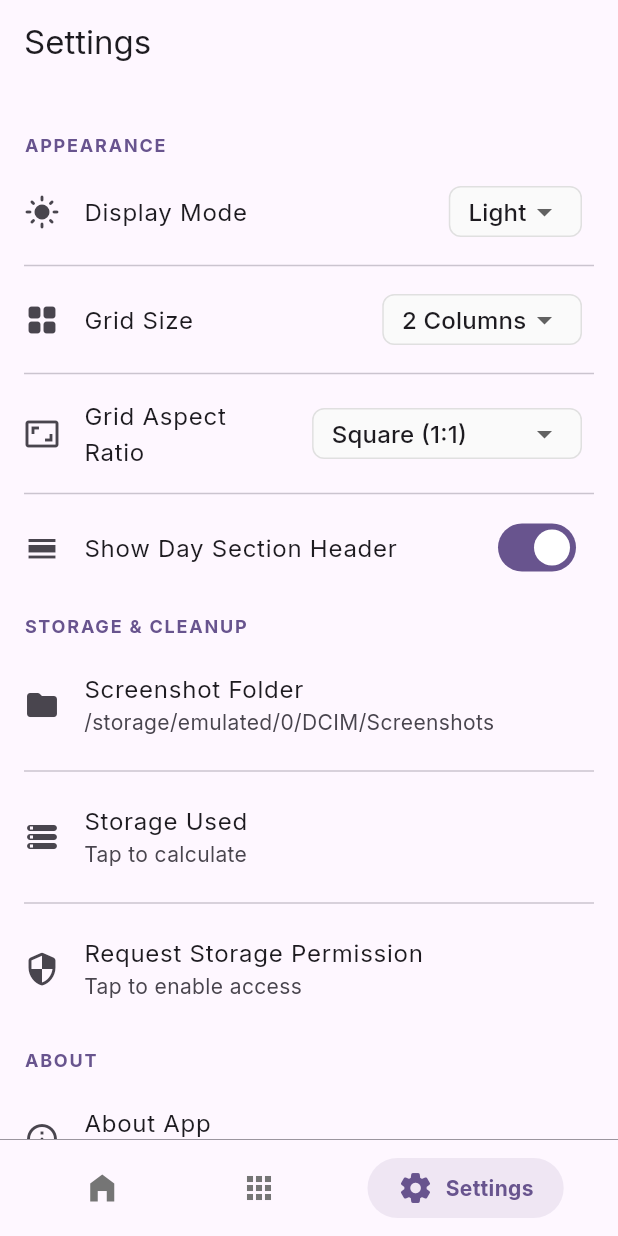
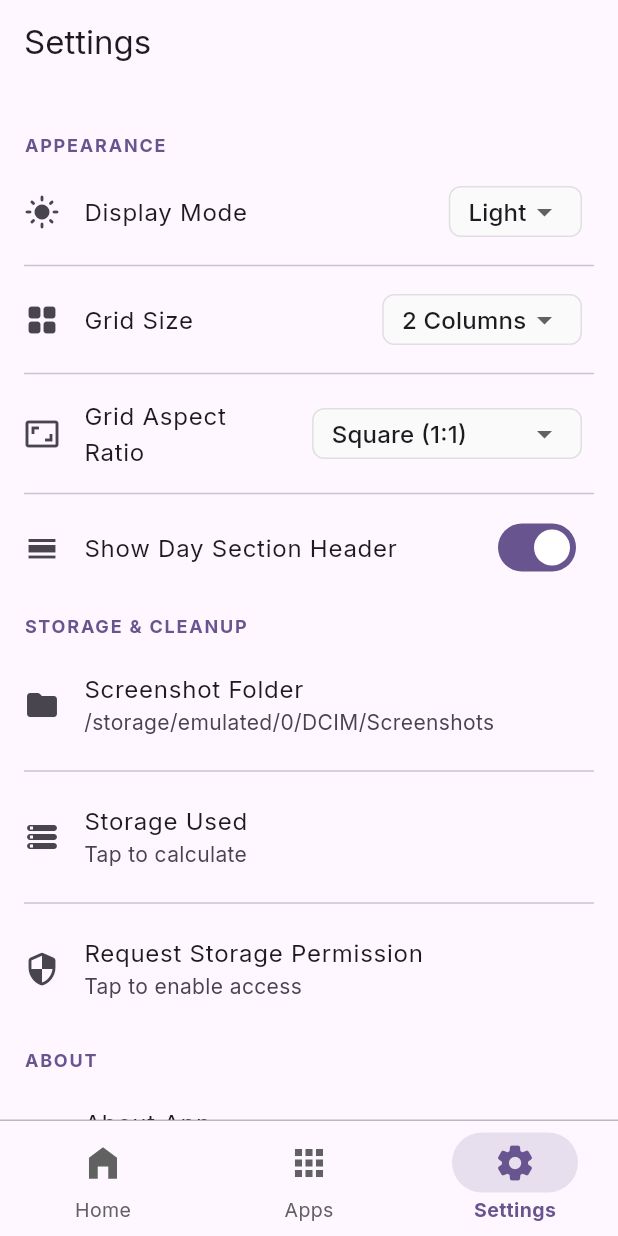
Before and after one commit to neenza/smartss_app, a Flutter app: the screen it shows after launch, swiped to page 3, on a phone screen of 412 x 824 dp. Run offline on Flutter 3.47's test engine with Material 3 defaults, Android fonts, the phone set to English and light mode, and no system bars; our stand-ins replace flutter_riverpod, google_fonts, permission_handler, share_plus, shared_preferences.

Commit message:
bottom navigation redo

```diff
--- a/lib/home_scaffold.dart
+++ b/lib/home_scaffold.dart
@@ -48,7 +48,7 @@ class _HomeScaffoldState extends State<HomeScaffold> {
         },
       ),
       bottomNavigationBar: Container(
-        padding: const EdgeInsets.symmetric(vertical: 12, horizontal: 16),
+        padding: const EdgeInsets.symmetric(vertical: 8, horizontal: 0),
         decoration: BoxDecoration(
           color: theme.colorScheme.surface,
           border: Border(
@@ -57,7 +57,7 @@ class _HomeScaffoldState extends State<HomeScaffold> {
         ),
         child: SafeArea(
           child: Row(
-            mainAxisAlignment: MainAxisAlignment.spaceAround,
+            crossAxisAlignment: CrossAxisAlignment.end,
             children: [
               _buildNavItem(context, Icons.home_filled, 'Home', 0),
               _buildNavItem(context, Icons.apps_rounded, 'Apps', 1),
@@ -72,32 +72,33 @@ class _HomeScaffoldState extends State<HomeScaffold> {
   Widget _buildNavItem(BuildContext context, IconData icon, String label, int index) {
     final theme = Theme.of(context);
     final isSelected = _selectedIndex == index;
-    final color = isSelected ? theme.colorScheme.primary : Colors.grey.shade600;
+    final color = isSelected ? theme.colorScheme.primary : Colors.grey.shade700;
 
-    return InkWell(
+    return Expanded(
+      child: InkWell(
         onTap: () => _onItemTapped(index),
-      borderRadius: BorderRadius.circular(30),
-      child: AnimatedContainer(
+        borderRadius: BorderRadius.circular(24),
+        child: Column(
+          mainAxisSize: MainAxisSize.min,
+          children: [
+            AnimatedContainer(
               duration: const Duration(milliseconds: 250),
-        padding: const EdgeInsets.symmetric(horizontal: 20, vertical: 8),
-        decoration: BoxDecoration(
-          color: isSelected ? theme.colorScheme.primary.withOpacity(0.1) : Colors.transparent,
-          borderRadius: BorderRadius.circular(30),
+              padding: const EdgeInsets.symmetric(vertical: 6, horizontal: 28),
+              decoration: isSelected
+                  ? BoxDecoration(
+                      color: theme.colorScheme.primary.withOpacity(0.15),
+                      borderRadius: BorderRadius.circular(20),
+                    )
+                  : null,
+              child: Icon(icon, color: color, size: 28),
             ),
-        child: Row(
-          children: [
-            Icon(icon, color: color),
-            if (isSelected) const SizedBox(width: 8),
-            if (isSelected)
-              AnimatedOpacity(
-                opacity: isSelected ? 1.0 : 0.0,
-                duration: const Duration(milliseconds: 200),
-                child: Text(
+            const SizedBox(height: 2),
+            Text(
               label,
               style: TextStyle(
                 color: color,
-                    fontWeight: FontWeight.bold,
-                  ),
+                fontWeight: isSelected ? FontWeight.bold : FontWeight.normal,
+                fontSize: 13,
               ),
             ),
           ],
```
Lines whose indentation alone changed are shown as unchanged.
